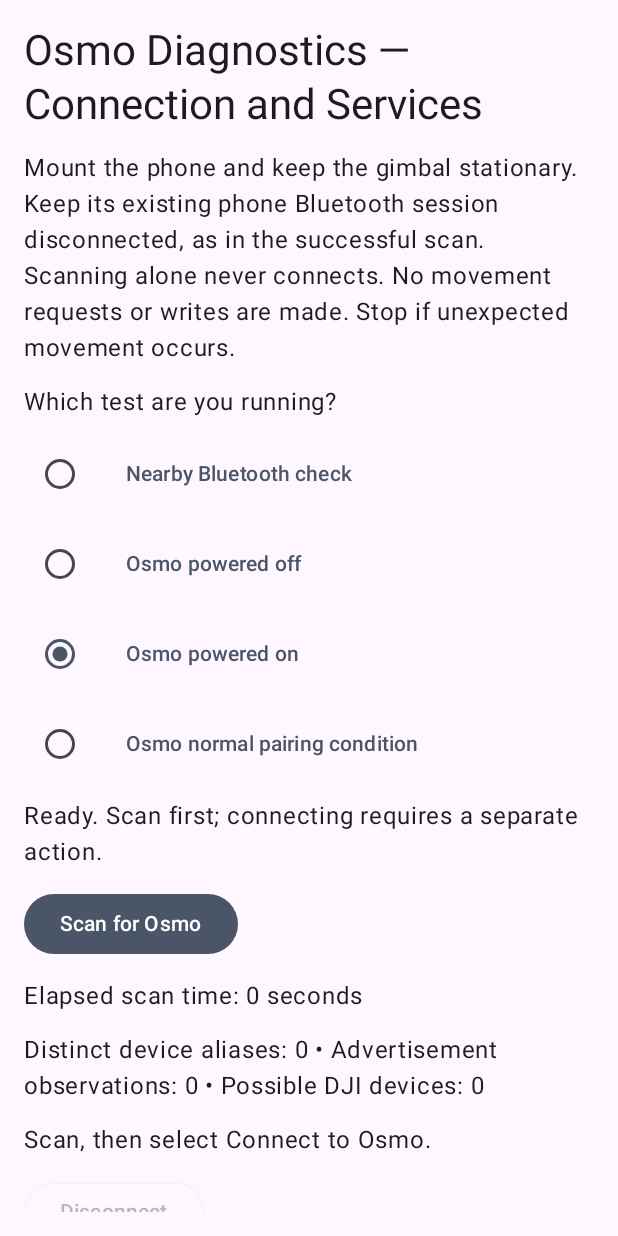
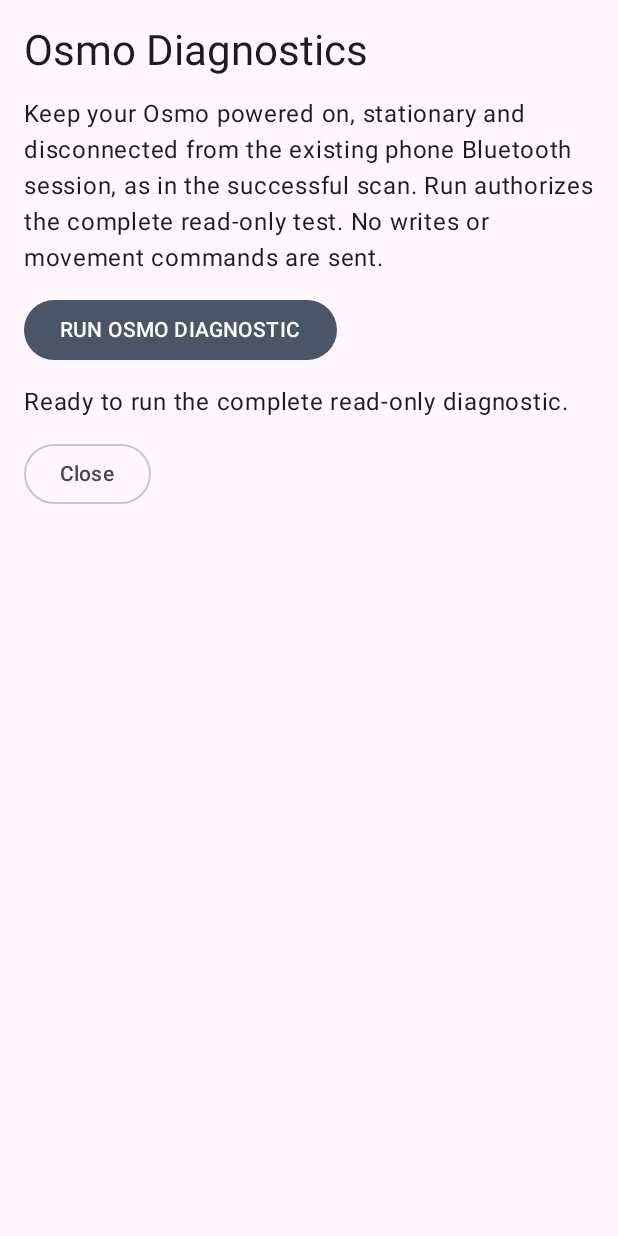
Before and after one commit to wwestlake/Creation-Remote-Android, an Android app built with Jetpack Compose: the screen it shows after launch (MainActivity), after a tap on "Osmo Diagnostics", on a phone screen of 412 x 824 dp. Run offline under Robolectric (Android 15) with nearby library versions, the phone set to English and light mode, and no system bars; libraries missing offline, so code that uses them is left out: androidx.camera.core, androidx.camera.mlkit, androidx.camera.view, com.google.mlkit.vision, org.webrtc; 3 statements that could not run were skipped.

Commit message:
Automate read-only Osmo diagnostics with durable local reports

```diff
--- a/app/build.gradle.kts
+++ b/app/build.gradle.kts
@@ -16,8 +16,8 @@ android {
         // -PversionCode=N (parsed from the creation-remote-android-vX.Y.Z
         // release tag, same pattern as the suite's other apps' CI-supplied
         // -D<APP>_VERSION). Defaults here are for local dev builds only.
-        versionCode = (project.findProperty("versionCode") as String?)?.toIntOrNull() ?: 10
-        versionName = project.findProperty("versionName") as String? ?: "0.0.10"
+        versionCode = (project.findProperty("versionCode") as String?)?.toIntOrNull() ?: 11
+        versionName = project.findProperty("versionName") as String? ?: "0.0.11"
     }
 
     // Populated from ANDROID_KEYSTORE_FILE/_PASSWORD/_KEY_ALIAS env vars,
--- a/app/src/main/java/com/lagdaemon/creationremote/gimbal/BleDiagnosticsScreen.kt
+++ b/app/src/main/java/com/lagdaemon/creationremote/gimbal/BleDiagnosticsScreen.kt
@@ -1,8 +1,6 @@
 package com.lagdaemon.creationremote.gimbal
 
 import android.app.Application
-import android.content.ClipData
-import android.content.Intent
 import android.content.pm.PackageManager
 import androidx.activity.compose.BackHandler
 import androidx.activity.compose.rememberLauncherForActivityResult
@@ -16,128 +14,57 @@ import androidx.compose.ui.Modifier
 import androidx.compose.ui.platform.LocalContext
 import androidx.compose.ui.unit.dp
 import androidx.core.content.ContextCompat
-import androidx.core.content.FileProvider
 import androidx.lifecycle.AndroidViewModel
 import androidx.lifecycle.Lifecycle
 import androidx.lifecycle.LifecycleEventObserver
 import androidx.lifecycle.compose.LocalLifecycleOwner
 import androidx.lifecycle.viewmodel.compose.viewModel
-import kotlinx.coroutines.Dispatchers
-import kotlinx.coroutines.launch
-import kotlinx.coroutines.withContext
-import java.io.File
 
 class OsmoDiagnosticsModel(application:Application):AndroidViewModel(application) {
-    var snapshot by mutableStateOf(BluetoothDiscovery.Snapshot());private set
-    val diagnostic=BluetoothDiscovery(application){snapshot=it}
-    var inspection by mutableStateOf(AndroidOsmoInspection.Snapshot());private set
-    val inspector=AndroidOsmoInspection(application){inspection=it}
+    var snapshot by mutableStateOf(AutomaticOsmoRuntime.Snapshot());private set
+    val runtime=AutomaticOsmoRuntime(application){snapshot=it}
     var requestedPermission=0
-    override fun onCleared(){diagnostic.close();inspector.close()}
+    override fun onCleared(){runtime.close()}
 }
 
 @Composable
 fun BleDiagnosticsScreen(model:OsmoDiagnosticsModel=viewModel(),onBack:()->Unit) {
-    val context=LocalContext.current;val owner=LocalLifecycleOwner.current;val scope=rememberCoroutineScope()
-    val snapshot=model.snapshot;val diagnostic=model.diagnostic;val inspection=model.inspection;val inspector=model.inspector
-    val exportReport=inspection.report ?: snapshot.report
-    var shareStatus by remember{mutableStateOf("")}
-    var sharing by remember{mutableStateOf(false)}
+    val context=LocalContext.current;val owner=LocalLifecycleOwner.current
+    val s=model.snapshot;val runtime=model.runtime
     var details by remember{mutableStateOf(false)}
-    var condition by remember{mutableStateOf("osmo_powered_on")}
-    var selected by remember{mutableStateOf("")}
-    var selectionExplicit by remember{mutableStateOf(false)}
-    var allowReads by remember{mutableStateOf(false)}
-    var showServices by remember{mutableStateOf(false)}
-    LaunchedEffect(snapshot.permissionRequest,snapshot.candidates.map{it.alias}){selected=CandidateSelection.update(selected,snapshot.candidates.map{it.alias},selectionExplicit)}
-    val permission=rememberLauncherForActivityResult(ActivityResultContracts.RequestMultiplePermissions()){diagnostic.permissionsResolved()}
-    LaunchedEffect(snapshot.permissionRequest){
-        if(snapshot.phase==DiscoveryRun.Phase.PERMISSION&&snapshot.permissionRequest>model.requestedPermission){
-            model.requestedPermission=snapshot.permissionRequest
-            val missing=BleDiagnostics.requiredPermissions().filter{ContextCompat.checkSelfPermission(context,it)!=PackageManager.PERMISSION_GRANTED}
-            if(missing.isEmpty())diagnostic.permissionsResolved()else permission.launch(missing.toTypedArray())
-        }
+    val permission=rememberLauncherForActivityResult(ActivityResultContracts.RequestMultiplePermissions()){runtime.permissionResult()}
+    val destination=rememberLauncherForActivityResult(ActivityResultContracts.CreateDocument("application/json")){uri->if(uri!=null)runtime.authorizeDestination(uri)}
+    LaunchedEffect(s.permissionRequest){if(s.permissionRequest>model.requestedPermission){
+        model.requestedPermission=s.permissionRequest
+        val missing=BleDiagnostics.requiredPermissions().filter{ContextCompat.checkSelfPermission(context,it)!=PackageManager.PERMISSION_GRANTED}
+        if(missing.isEmpty())runtime.permissionResult()else permission.launch(missing.toTypedArray())
+    }}
+    DisposableEffect(owner,runtime){
+        val observer=LifecycleEventObserver{_,event->if(event==Lifecycle.Event.ON_STOP)runtime.background()}
+        owner.lifecycle.addObserver(observer)
+        onDispose{owner.lifecycle.removeObserver(observer);runtime.cancel()}
     }
-    DisposableEffect(owner,diagnostic){
-        val observer=LifecycleEventObserver{_,event->if(event==Lifecycle.Event.ON_STOP){diagnostic.background();inspector.background()}}
-        owner.lifecycle.addObserver(observer)
-        onDispose{owner.lifecycle.removeObserver(observer);diagnostic.cancel();inspector.background()}
-    }
-    BackHandler{diagnostic.cancel();inspector.disconnect();onBack()}
+    BackHandler{runtime.cancel();onBack()}
     Surface(Modifier.fillMaxSize()){
         Column(Modifier.fillMaxSize().padding(16.dp).verticalScroll(rememberScrollState()),verticalArrangement=Arrangement.spacedBy(12.dp)){
-            Text("Osmo Diagnostics — Connection and Services",style=MaterialTheme.typography.headlineMedium)
-            Text("Mount the phone and keep the gimbal stationary. Keep its existing phone Bluetooth session disconnected, as in the successful scan. Scanning alone never connects. No movement requests or writes are made. Stop if unexpected movement occurs.")
-            if(!snapshot.active&&!inspection.active){
-                Text("Which test are you running?")
-                for((value,label) in DiscoveryEvidence.conditions.zip(listOf("Nearby Bluetooth check","Osmo powered off","Osmo powered on","Osmo normal pairing condition"))){
-                    Row(horizontalArrangement=Arrangement.spacedBy(8.dp)){ RadioButton(selected=condition==value,onClick={condition=value});TextButton(onClick={condition=value}){Text(label)} }
+            Text("Osmo Diagnostics",style=MaterialTheme.typography.headlineMedium)
+            Text("Keep your Osmo powered on, stationary and disconnected from the existing phone Bluetooth session, as in the successful scan. Run authorizes the complete read-only test. No writes or movement commands are sent.")
+            Button(enabled=s.canRun,onClick={runtime.start()}){Text("RUN OSMO DIAGNOSTIC")}
+            Text(s.status,style=MaterialTheme.typography.bodyLarge)
+            if(s.active){LinearProgressIndicator(Modifier.fillMaxWidth());OutlinedButton(enabled=s.phase!=AutomaticOsmoDiagnostic.Phase.SAVING,onClick={runtime.cancel()}){Text("Cancel Diagnostic")}}
+            for((index,c) in s.choices.withIndex())OutlinedButton(onClick={runtime.choose(c.alias)}){Text("Select ${c.localName.ifBlank{"nearby OM6 ${index+1}"}} (${c.alias})")}
+            if(s.phase==AutomaticOsmoDiagnostic.Phase.RESULT){
+                Text("Device found: ${if(s.deviceFound)"Yes" else "No"}\nConnected: ${if(s.connected)"Yes" else "No"}\nServices examined: ${if(s.examined)"Yes" else "No"}\nReport saved on phone: ${if(s.saved)"Yes" else "No / not confirmed"}")
+                if(s.report!=null){
+                    Button(enabled=!s.copyBusy,onClick={if(runtime.hasDestination())runtime.saveToDestination()else destination.launch("Djehuti-Osmo-Latest-Diagnostic.json")}){Text("Save Report to Osmo Research")}
+                    Text("First time: choose Google Drive → Djehuti Movie → Osmo research and save. If Android grants reusable access, future runs update this same latest-report file automatically. Each run also has its own local report. Provider writes do not verify cloud synchronization.")
+                    TextButton(onClick={destination.launch("Djehuti-Osmo-Latest-Diagnostic.json")}){Text("Choose Report Destination")}
+                    TextButton(onClick={details=!details}){Text(if(details)"Hide Technical Details" else "View Technical Details")}
+                    if(details)Text(s.report,style=MaterialTheme.typography.bodySmall)
                 }
             }
-            Text(snapshot.status,style=MaterialTheme.typography.bodyLarge)
-            if(snapshot.active)LinearProgressIndicator(Modifier.fillMaxWidth())
-            if(!snapshot.active&&!inspection.active)Button(enabled=!sharing,onClick={shareStatus="";selected="";selectionExplicit=false;inspector.reset();diagnostic.start(condition)}){Text("Scan for Osmo")}
-            Text("Elapsed scan time: ${snapshot.elapsedSeconds} seconds")
-            Text("Distinct device aliases: ${snapshot.distinct} • Advertisement observations: ${snapshot.advertisements} • Possible DJI devices: ${snapshot.possible}")
-            if(snapshot.rows.isNotEmpty()){
-                TextButton(onClick={details=!details}){Text(if(details)"Hide device observations" else "Show device observations") }
-                if(details)for(row in snapshot.rows)Text(row,style=MaterialTheme.typography.bodySmall)
-            }
-            if(snapshot.active)OutlinedButton(onClick={diagnostic.cancel()}){Text("Stop Scan")}
-            if(snapshot.candidates.isNotEmpty()){
-                Text("Device discovered. Advertising hints are not authenticated identity.")
-                if(snapshot.candidates.size>1)Text("More than one candidate was found. Select your gimbal before connecting.")
-                for(c in snapshot.candidates){
-                    if(snapshot.candidates.size>1)OutlinedButton(enabled=!inspection.active,onClick={selected=c.alias;selectionExplicit=true}){Text("${if(selected==c.alias)"Selected: " else "Select: "}${c.alias} · ${if(c.om6Hint)"OM6 name hint" else "Osmo service hint"}")}
-                    else Text("${c.alias}: ${if(c.om6Hint)"OM6 name hint" else "Osmo service hint"}; ${c.observations} observations")
-                }
-                Button(enabled=snapshot.canConnect&&!inspection.active&&!sharing&&selected.isNotEmpty()&&(snapshot.candidates.size==1||selectionExplicit),onClick={
-                    if(snapshot.candidates.size>1&&!selectionExplicit)return@Button
-                    val candidate=snapshot.candidates.firstOrNull{it.alias==selected} ?: return@Button
-                    val device=diagnostic.takeCandidateForConnection(selected) ?: run{shareStatus="Scanning could not be stopped safely for this candidate. Check Bluetooth permissions and scan again.";return@Button}
-                    allowReads=false;inspector.connect(true,candidate,device)
-                }){Text("Connect to Osmo")}
-            }
-            Text(inspection.status)
-            if(inspection.active)LinearProgressIndicator(Modifier.fillMaxWidth())
-            if(inspection.phase==OsmoServiceSession.Phase.CONNECTED){
-                Row{Checkbox(checked=allowReads,onCheckedChange={allowReads=it});Text("Optional: read standard battery, appearance and HID information only")}
-                Text("Discover Services collects metadata, performs only the opted-in standard reads when supported, then disconnects automatically.")
-                Button(onClick={inspector.discover(true,allowReads)}){Text("Discover Services")}
-            }
-            OutlinedButton(enabled=inspection.active,onClick={inspector.disconnect()}){Text("Disconnect")}
-            if(inspection.inventory.isNotEmpty()){
-                TextButton(onClick={showServices=!showServices}){Text(if(showServices)"Hide service inspection results" else "Show service inspection results")}
-                if(showServices)for(line in inspection.inventory)Text(line,style=MaterialTheme.typography.bodySmall)
-            }
-            if(exportReport!=null&&!inspection.active){
-                Button(enabled=!sharing,onClick={
-                    val report=exportReport ?: return@Button
-                    sharing=true;shareStatus="Preparing report for sharing…"
-                    scope.launch{
-                        try{
-                            val uri=withContext(Dispatchers.IO){
-                                val directory=File(context.cacheDir,"osmo-diagnostics").apply{mkdirs()}
-                                val digest=java.security.MessageDigest.getInstance("SHA-256").digest(report.toByteArray()).take(8).joinToString(""){"%02x".format(it)}
-                                val file=File(directory,"Djehuti-Osmo-inspection-$digest.json");file.writeText(report)
-                                FileProvider.getUriForFile(context,"${context.packageName}.diagnostic-reports",file)
-                            }
-                            val intent=Intent(Intent.ACTION_SEND).apply{
-                                type="application/json";putExtra(Intent.EXTRA_STREAM,uri)
-                                clipData=ClipData.newRawUri("Osmo Diagnostic Report",uri)
-                                addFlags(Intent.FLAG_GRANT_READ_URI_PERMISSION)
-                            }
-                            context.startActivity(Intent.createChooser(intent,"Export Diagnostic Report"))
-                            shareStatus="Report ready. Choose where to send it in Android's sharing menu."
-                        }catch(_:Exception){shareStatus="Could not open sharing. Make sure a sharing app is installed, then try again."}
-                        finally{sharing=false}
-                    }
-                }){Text("Export Diagnostic Report")}
-                Text("The report omits device addresses, names, serial numbers, pairing secrets, and raw message contents.")
-
-            }
-            if(shareStatus.isNotEmpty())Text(shareStatus)
-            OutlinedButton(onClick={diagnostic.cancel();inspector.disconnect();onBack()}){Text("Close")}
+            if(s.copyStatus.isNotBlank())Text(s.copyStatus)
+            OutlinedButton(onClick={runtime.cancel();onBack()}){Text("Close")}
         }
     }
 }
--- a/app/src/main/java/com/lagdaemon/creationremote/gimbal/BluetoothDiscovery.kt
+++ b/app/src/main/java/com/lagdaemon/creationremote/gimbal/BluetoothDiscovery.kt
@@ -106,7 +106,7 @@ class BluetoothDiscovery(private val context:Context,private val update:(Snapsho
             if(alias!=null&&(named||vendor)&&result.isConnectable){
                 val old=candidateEvidence[alias]
                 candidateDevices[alias]=result.device
-                candidateEvidence[alias]=OsmoServiceSession.Candidate(alias,named||old?.om6Hint==true,vendor||old?.vendorService==true,observation.services.contains(OsmoServiceSession.uuid(0x1812))||old?.hidService==true,true,result.rssi,(old?.observations ?: 0)+1)
+                candidateEvidence[alias]=OsmoServiceSession.Candidate(alias,named||old?.om6Hint==true,vendor||old?.vendorService==true,observation.services.contains(OsmoServiceSession.uuid(0x1812))||old?.hidService==true,true,result.rssi,(old?.observations ?: 0)+1,observation.name?.take(80) ?: old?.localName.orEmpty())
             }
             // Live totals are published by the bounded timer, not once per radio callback.
         }catch(_:SecurityException){finish("permission_revoked",true)}catch(_:Exception){environment.put("observationProcessingError",true);finish("startup_exception",true)}
--- /dev/null
+++ b/app/src/main/java/com/lagdaemon/creationremote/gimbal/OsmoReportStore.kt
@@ -0,0 +1,23 @@
+package com.lagdaemon.creationremote.gimbal
+
+import org.json.JSONObject
+import java.io.File
+import java.io.FileOutputStream
+import java.nio.file.Files
+import java.nio.file.StandardCopyOption
+import java.nio.file.AtomicMoveNotSupportedException
+
+/** One durable local file per run; checkpoints and final report replace atomically. */
+class OsmoReportStore(private val directory:File) {
+    @Synchronized fun save(text:String):File {
+        val id=JSONObject(text).getString("session")
+        require(Regex("[a-f0-9-]{36}").matches(id))
+        check(directory.isDirectory||directory.mkdirs())
+        val target=File(directory,"Djehuti-Osmo-$id.json");val pending=File(directory,"$id.pending")
+        FileOutputStream(pending).use{it.write(text.toByteArray(Charsets.UTF_8));it.fd.sync()}
+        try{Files.move(pending.toPath(),target.toPath(),StandardCopyOption.ATOMIC_MOVE,StandardCopyOption.REPLACE_EXISTING)}
+        catch(_:AtomicMoveNotSupportedException){Files.move(pending.toPath(),target.toPath(),StandardCopyOption.REPLACE_EXISTING)}
+        return target
+    }
+    @Synchronized fun latest():String?=directory.listFiles()?.filter{it.extension=="json"}?.sortedByDescending{it.lastModified()}?.firstNotNullOfOrNull{runCatching{it.readText().also{t->JSONObject(t)}}.getOrNull()}
+}
--- a/app/src/main/java/com/lagdaemon/creationremote/gimbal/OsmoServiceSession.kt
+++ b/app/src/main/java/com/lagdaemon/creationremote/gimbal/OsmoServiceSession.kt
@@ -13,7 +13,7 @@ class OsmoServiceSession(private val port:Port,private val clock:()->Long,privat
     data class Descriptor(val uuid:String,val permissions:Int)
     data class Characteristic(val key:Int,val uuid:String,val instance:Int,val properties:Int,val permissions:Int,val descriptors:List<Descriptor>)
     data class Service(val uuid:String,val instance:Int,val type:Int,val characteristics:List<Characteristic>)
-    data class Candidate(val alias:String,val om6Hint:Boolean,val vendorService:Boolean,val hidService:Boolean,val connectable:Boolean,val rssi:Int,val observations:Long) {
+    data class Candidate(val alias:String,val om6Hint:Boolean,val vendorService:Boolean,val hidService:Boolean,val connectable:Boolean,val rssi:Int,val observations:Long,val localName:String="") {
         fun json()=JSONObject().put("alias",alias).put("om6NameHint",om6Hint).put("advertisedFFF0",vendorService).put("advertised1812",hidService).put("advertisedConnectable",connectable).put("rssi",rssi).put("observations",observations).put("identityVerified",false)
     }
     var phase=Phase.IDLE;private set
```
Also changed, not shown: app/src/main/java/com/lagdaemon/creationremote/gimbal/AndroidOsmoInspection.kt (+5 -3 lines), app/src/main/java/com/lagdaemon/creationremote/gimbal/AutomaticOsmoDiagnostic.kt (added, +115 -0 lines), app/src/main/java/com/lagdaemon/creationremote/gimbal/AutomaticOsmoRuntime.kt (added, +135 -0 lines), 6 other files.
